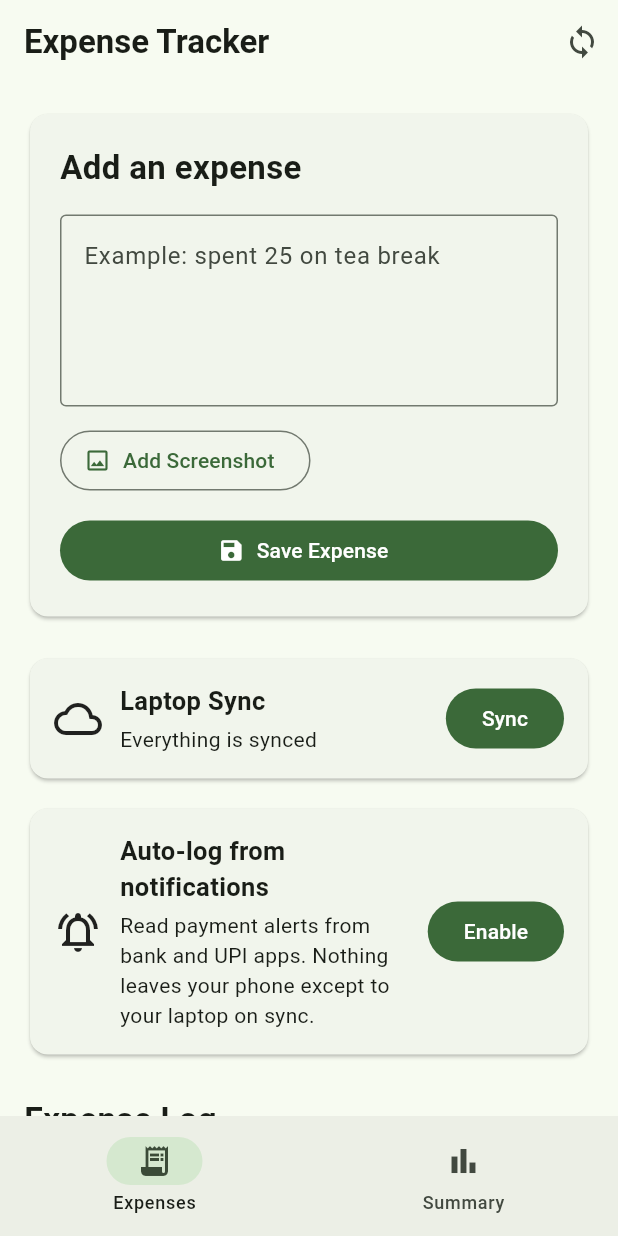
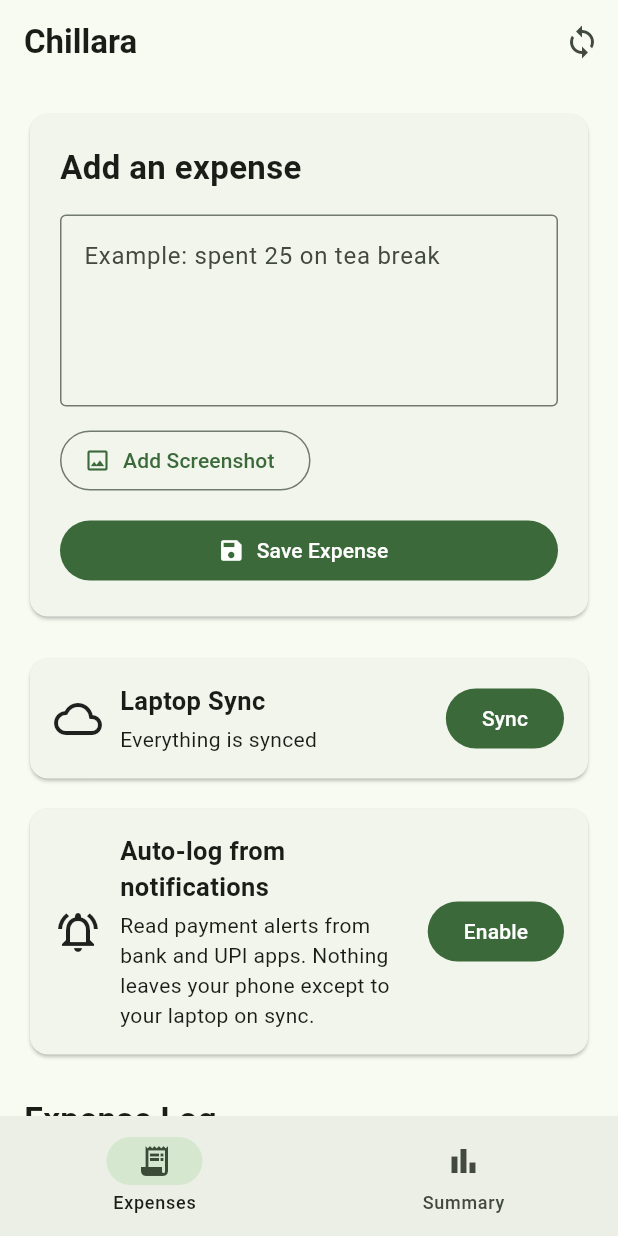
Before and after one commit to just-sil/expense_tracker, a Flutter app: the screen it shows after launch, on a phone screen of 412 x 824 dp. Run offline on Flutter 3.47's test engine with Material 3 defaults, Android fonts, the phone set to English and light mode, and no system bars; our stand-ins replace image_picker, sqflite; accounts and stored records are empty.

Commit message:
Rename the app to Chillara
Chillara is Malayalam for small change. Update the launcher and
notification-listener labels, the in-app title, iOS bundle names, web
manifest and title, and the README (with a refreshed screenshot).
The package ID and repository name are unchanged.

Co-Authored-By: Claude Opus 5.5 <noreply@anthropic.com>
Claude-Session: https://claude.ai/code/session_011WAXydwdgm1rxeHzHtTCyq

```diff
--- a/lib/main.dart
+++ b/lib/main.dart
@@ -20,7 +20,7 @@ class ExpenseApp extends StatelessWidget {
   Widget build(BuildContext context) {
     return MaterialApp(
       debugShowCheckedModeBanner: false,
-      title: 'Expense Tracker',
+      title: 'Chillara',
       theme: ThemeData(
         colorScheme: ColorScheme.fromSeed(
           seedColor: Colors.green,
@@ -490,7 +490,7 @@ class _ExpenseHomePageState
     return Scaffold(
       appBar: AppBar(
         title: const Text(
-          'Expense Tracker',
+          'Chillara',
           style: TextStyle(
             fontWeight: FontWeight.bold,
           ),
```
Also changed, not shown: docs/images/expenses-tab.png, 5 other files.
